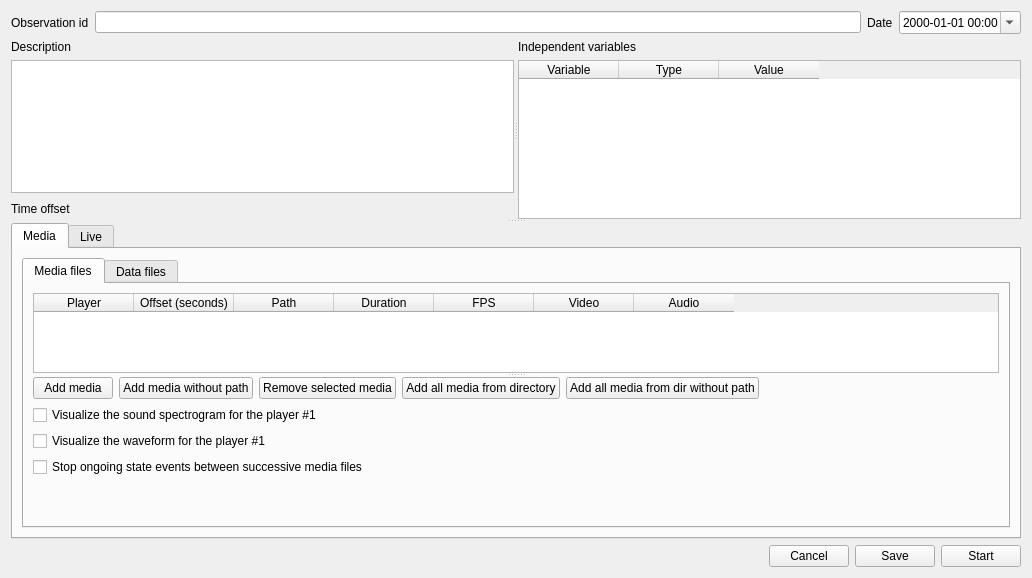
olivierfriard/BORIS, file src/observation.ui: the form before one commit.
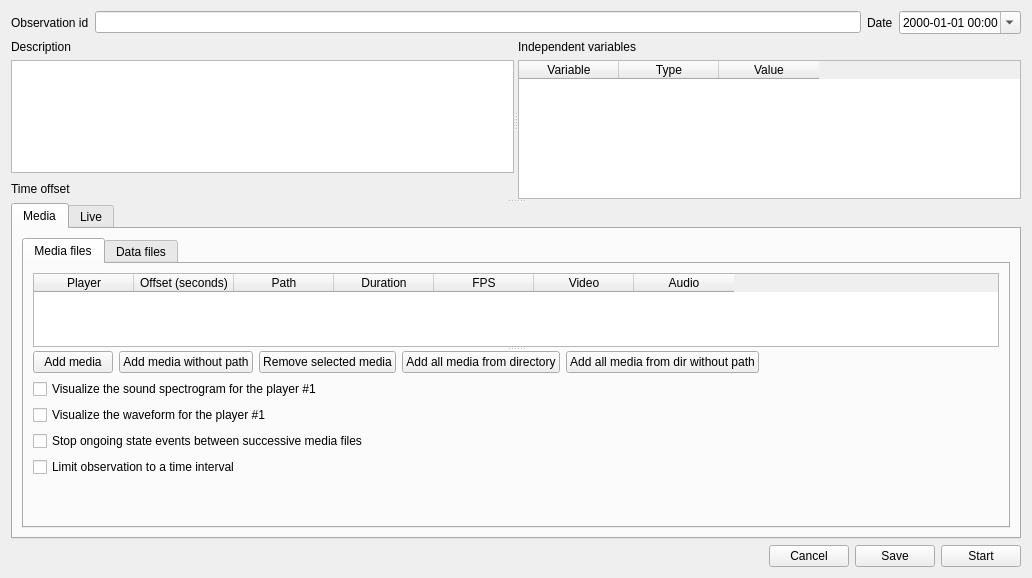
The form after the commit. The open tabs and pages were chosen to show the change.

Commit message: work on observation time interval

Diff of the .ui file:
```diff
--- a/src/observation.ui
+++ b/src/observation.ui
@@ -326,6 +326,13 @@
                      </property>
                     </widget>
                    </item>
+                   <item>
+                    <widget class="QCheckBox" name="cb_observation_time_interval">
+                     <property name="text">
+                      <string>Limit observation to a time interval</string>
+                     </property>
+                    </widget>
+                   </item>
                    <item>
                     <spacer name="verticalSpacer">
                      <property name="orientation">
```
Left out of the diff: 2 changed lines with no effect on the pictures. The commit also changes 6 other files.
